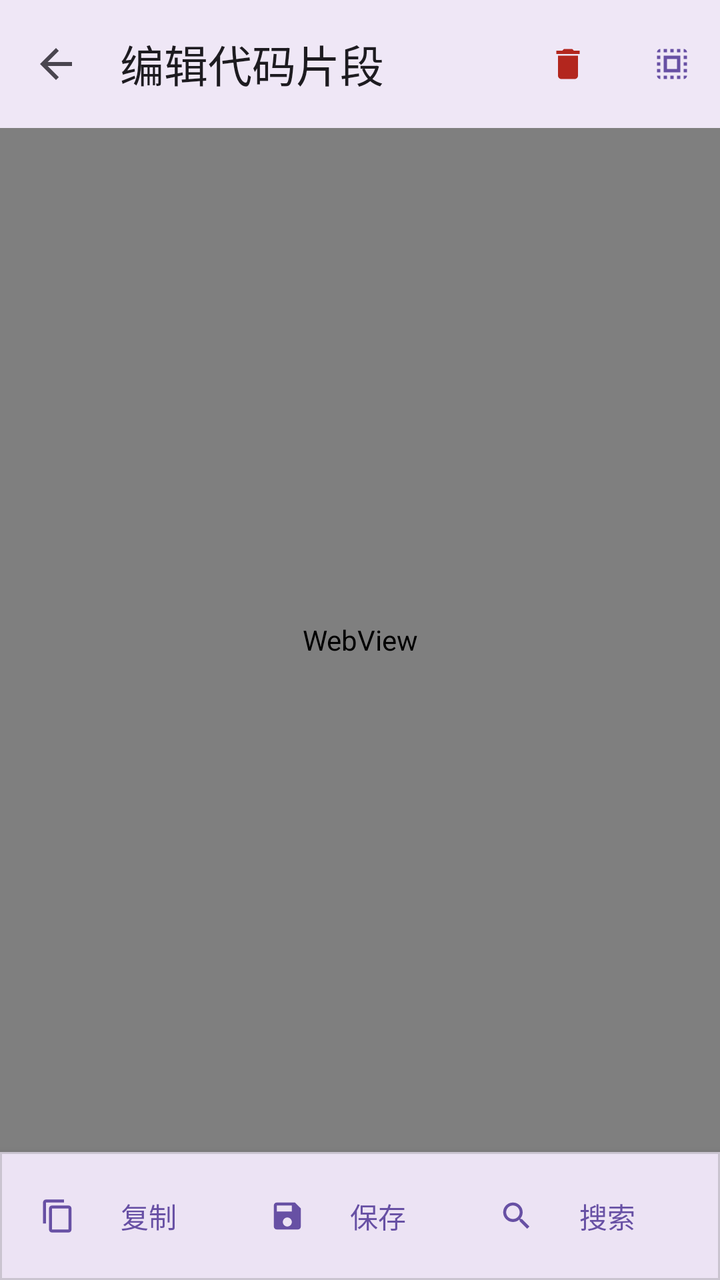
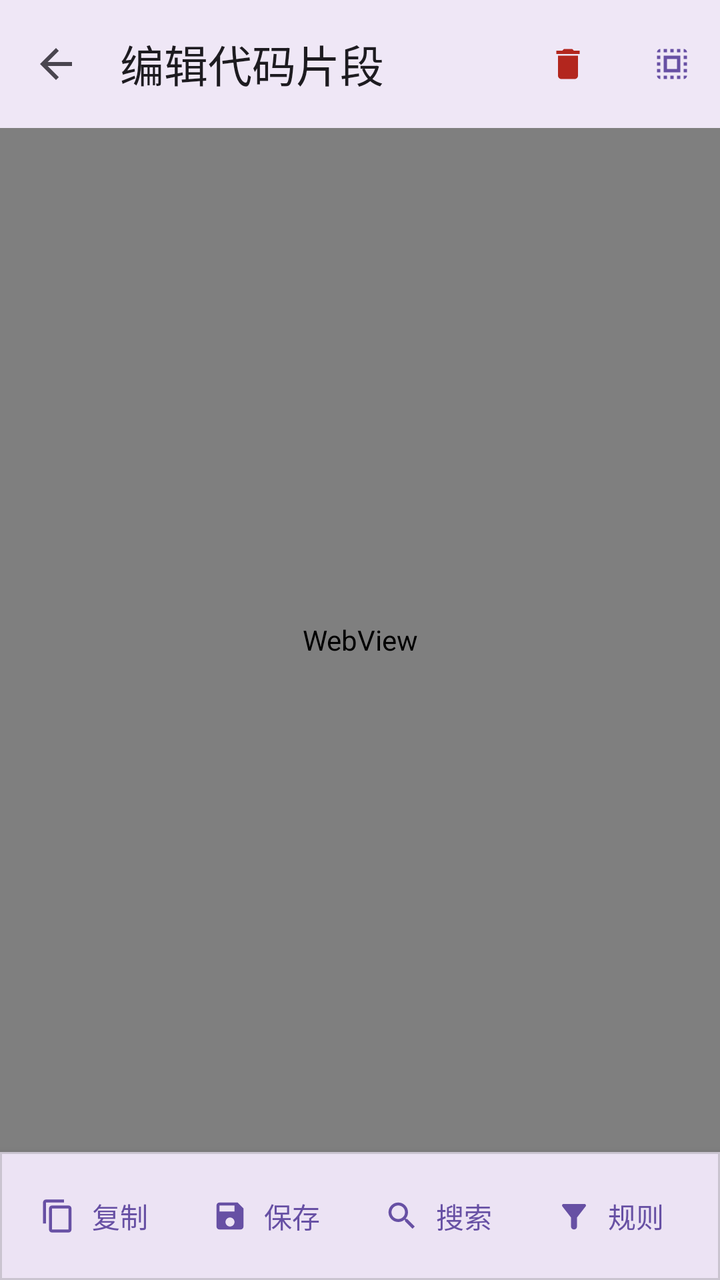

Screens rendered from an Android XML layout before and after an edit, with the pre-edit source and the edit as a unified diff.
<!-- AndroidManifest.xml: application theme AppTheme -->
<!-- res/layout/fragment_snippet_editor.xml -->
<?xml version="1.0" encoding="utf-8"?>
<androidx.coordinatorlayout.widget.CoordinatorLayout xmlns:android="http://schemas.android.com/apk/res/android"
    xmlns:app="http://schemas.android.com/apk/res-auto"
    xmlns:tools="http://schemas.android.com/tools"
    android:layout_width="match_parent"
    android:layout_height="match_parent">

    <LinearLayout
        android:layout_width="match_parent"
        android:layout_height="match_parent"
        android:orientation="vertical">

        <com.google.android.material.appbar.MaterialToolbar
            android:id="@+id/toolbar"
            android:layout_width="match_parent"
            android:layout_height="?attr/actionBarSize"
            android:background="?attr/colorSurface"
            android:elevation="4dp"
            app:navigationIcon="@drawable/ic_arrow_back"
            app:title="编辑代码片段"
            app:titleTextColor="?attr/colorOnSurface">

            <com.google.android.material.button.MaterialButton
                android:id="@+id/btnSelectAll"
                style="@style/Widget.Material3.Button.IconButton"
                android:layout_width="wrap_content"
                android:layout_height="wrap_content"
                android:layout_gravity="end"
                android:layout_marginEnd="0dp"
                android:contentDescription="全选"
                app:icon="@drawable/ic_select_all" />

            <com.google.android.material.button.MaterialButton
                android:id="@+id/btnDelete"
                style="@style/Widget.Material3.Button.IconButton"
                android:layout_width="wrap_content"
                android:layout_height="wrap_content"
                android:layout_gravity="end"
                android:layout_marginEnd="4dp"
                android:contentDescription="删除"
                app:icon="@drawable/ic_delete"
                app:iconTint="?attr/colorError" />
        </com.google.android.material.appbar.MaterialToolbar>

        <com.google.android.material.progressindicator.LinearProgressIndicator
            android:id="@+id/progressBar"
            android:layout_width="match_parent"
            android:layout_height="wrap_content"
            android:indeterminate="true"
            android:visibility="gone"
            tools:visibility="visible" />

        <FrameLayout
            android:id="@+id/webViewContainer"
            android:layout_width="match_parent"
            android:layout_height="0dp"
            android:layout_weight="1"
            android:clickable="true">

            <WebView
                android:id="@+id/webView"
                android:layout_width="match_parent"
                android:layout_height="match_parent"
                android:background="#282a36" />

            <com.google.android.material.card.MaterialCardView
                android:id="@+id/searchBar"
                android:layout_width="match_parent"
                android:layout_height="wrap_content"
                android:layout_gravity="top"
                android:layout_margin="8dp"
                android:visibility="gone"
                app:cardElevation="4dp"
                app:cardCornerRadius="8dp">

                <LinearLayout
                    android:layout_width="match_parent"
                    android:layout_height="wrap_content"
                    android:orientation="horizontal"
                    android:padding="8dp"
                    android:gravity="center_vertical">

                    <com.google.android.material.textfield.TextInputLayout
                        android:id="@+id/searchInputLayout"
                        style="@style/Widget.Material3.TextInputLayout.OutlinedBox.Dense"
                        android:layout_width="0dp"
                        android:layout_height="wrap_content"
                        android:layout_weight="1"
                        android:hint="搜索"
                        app:boxCornerRadiusTopStart="4dp"
                        app:boxCornerRadiusTopEnd="4dp"
                        app:boxCornerRadiusBottomStart="4dp"
                        app:boxCornerRadiusBottomEnd="4dp"
                        app:endIconMode="clear_text">

                        <com.google.android.material.textfield.TextInputEditText
                            android:id="@+id/searchInput"
                            android:layout_width="match_parent"
                            android:layout_height="wrap_content"
                            android:imeOptions="actionSearch"
                            android:inputType="text"
                            android:maxLines="1"
                            android:textSize="14sp" />
                    </com.google.android.material.textfield.TextInputLayout>

                    <com.google.android.material.button.MaterialButton
                        android:id="@+id/btnPrevMatch"
                        style="@style/Widget.Material3.Button.IconButton"
                        android:layout_width="wrap_content"
                        android:layout_height="wrap_content"
                        android:contentDescription="上一个"
                        app:icon="@drawable/ic_arrow_up" />

                    <com.google.android.material.button.MaterialButton
                        android:id="@+id/btnNextMatch"
                        style="@style/Widget.Material3.Button.IconButton"
                        android:layout_width="wrap_content"
                        android:layout_height="wrap_content"
                        android:contentDescription="下一个"
                        app:icon="@drawable/ic_arrow_down" />

                    <com.google.android.material.button.MaterialButton
                        android:id="@+id/btnCloseSearch"
                        style="@style/Widget.Material3.Button.IconButton"
                        android:layout_width="wrap_content"
                        android:layout_height="wrap_content"
                        android:contentDescription="关闭"
                        app:icon="@drawable/ic_close" />
                </LinearLayout>
            </com.google.android.material.card.MaterialCardView>
        </FrameLayout>

        <com.google.android.material.card.MaterialCardView
            android:layout_width="match_parent"
            android:layout_height="wrap_content"
            android:layout_margin="0dp"
            app:cardElevation="8dp"
            app:cardCornerRadius="0dp">

            <LinearLayout
                android:layout_width="match_parent"
                android:layout_height="wrap_content"
                android:orientation="horizontal"
                android:padding="8dp"
                android:gravity="center">

                <com.google.android.material.button.MaterialButton
                    android:id="@+id/btnCopy"
                    style="@style/Widget.Material3.Button.TextButton.Icon"
                    android:layout_width="0dp"
                    android:layout_height="wrap_content"
                    android:layout_weight="1"
                    android:text="复制"
                    app:icon="@drawable/ic_content_copy" />

                <com.google.android.material.button.MaterialButton
                    android:id="@+id/btnSave"
                    style="@style/Widget.Material3.Button.TextButton.Icon"
                    android:layout_width="0dp"
                    android:layout_height="wrap_content"
                    android:layout_weight="1"
                    android:text="保存"
                    app:icon="@drawable/ic_save" />

                <com.google.android.material.button.MaterialButton
                    android:id="@+id/btnSearch"
                    style="@style/Widget.Material3.Button.TextButton.Icon"
                    android:layout_width="0dp"
                    android:layout_height="wrap_content"
                    android:layout_weight="1"
                    android:text="搜索"
                    app:icon="@drawable/ic_search" />
            </LinearLayout>
        </com.google.android.material.card.MaterialCardView>
    </LinearLayout>

</androidx.coordinatorlayout.widget.CoordinatorLayout>
<!-- resources referenced by this layout -->
<resources>
  <!-- drawable ic_arrow_back (drawable) -->
  <vector xmlns:android="http://schemas.android.com/apk/res/android"
      android:width="24dp"
      android:height="24dp"
      android:viewportWidth="24"
      android:viewportHeight="24">
      <path
          android:fillColor="?attr/colorControlNormal"
          android:pathData="M20,11H7.83l5.59,-5.59L12,4l-8,8 8,8 1.41,-1.41L7.83,13H20v-2z"/>
  </vector>
  <!-- drawable ic_arrow_down (drawable) -->
  <vector xmlns:android="http://schemas.android.com/apk/res/android"
      android:width="24dp"
      android:height="24dp"
      android:viewportWidth="24"
      android:viewportHeight="24">
      <path
          android:fillColor="?attr/colorControlNormal"
          android:pathData="M7.41,8.59L12,13.17l4.59,-4.58L18,10l-6,6 -6,-6 1.41,-1.41z"/>
  </vector>
  <!-- drawable ic_arrow_up (drawable) -->
  <vector xmlns:android="http://schemas.android.com/apk/res/android"
      android:width="24dp"
      android:height="24dp"
      android:viewportWidth="24"
      android:viewportHeight="24">
      <path
          android:fillColor="?attr/colorControlNormal"
          android:pathData="M7.41,15.41L12,10.83l4.59,4.58L18,14l-6,-6 -6,6z"/>
  </vector>
  <!-- drawable ic_close (drawable) -->
  <vector xmlns:android="http://schemas.android.com/apk/res/android"
      android:width="24dp"
      android:height="24dp"
      android:viewportWidth="24"
      android:viewportHeight="24">
      <path
          android:fillColor="?attr/colorControlNormal"
          android:pathData="M19,6.41L17.59,5 12,10.59 6.41,5 5,6.41 10.59,12 5,17.59 6.41,19 12,13.41 17.59,19 19,17.59 13.41,12z"/>
  </vector>
  <!-- drawable ic_content_copy (drawable) -->
  <vector xmlns:android="http://schemas.android.com/apk/res/android"
      android:width="24dp"
      android:height="24dp"
      android:viewportWidth="24"
      android:viewportHeight="24">
      <path
          android:fillColor="?attr/colorControlNormal"
          android:pathData="M16,1L4,1c-1.1,0 -2,0.9 -2,2v14h2L4,3h12L16,1zM19,5L8,5c-1.1,0 -2,0.9 -2,2v14c0,1.1 0.9,2 2,2h11c1.1,0 2,-0.9 2,-2L21,7c0,-1.1 -0.9,-2 -2,-2zM19,21L8,21L8,7h11v14z"/>
  </vector>
  <!-- drawable ic_delete (drawable) -->
  <vector xmlns:android="http://schemas.android.com/apk/res/android"
      android:width="24dp"
      android:height="24dp"
      android:viewportWidth="24"
      android:viewportHeight="24"
      android:tint="?attr/colorError">
      <path
          android:fillColor="@android:color/white"
          android:pathData="M6 19c0 1.1.9 2 2 2h8c1.1 0 2-.9 2-2V7H6v12zM19 4h-3.5l-1-1h-5l-1 1H5v2h14V4z"/>
  </vector>
  <!-- drawable ic_save (drawable) -->
  <vector xmlns:android="http://schemas.android.com/apk/res/android"
      android:width="24dp"
      android:height="24dp"
      android:viewportWidth="24"
      android:viewportHeight="24">
      <path
          android:fillColor="?attr/colorControlNormal"
          android:pathData="M17,3L5,3c-1.11,0 -2,0.9 -2,2v14c0,1.1 0.89,2 2,2h14c1.1,0 2,-0.9 2,-2L21,7l-4,-4zM12,19c-1.66,0 -3,-1.34 -3,-3s1.34,-3 3,-3 3,1.34 3,3 -1.34,3 -3,3zM15,9L5,9L5,5h10v4z"/>
  </vector>
  <style name="AppTheme" parent="Base.AppTheme" />
  <style name="Base.AppTheme" parent="Theme.Material3.DayNight.NoActionBar">
      
      
    </style>
  <!-- unchanged entries left out for length: 2 -->
</resources>

<!-- the commit's change to res/layout/fragment_snippet_editor.xml (unified diff, before → after) -->
@@ -170,6 +170,15 @@
                     android:layout_weight="1"
                     android:text="搜索"
                     app:icon="@drawable/ic_search" />
+
+                <com.google.android.material.button.MaterialButton
+                    android:id="@+id/btnRule"
+                    style="@style/Widget.Material3.Button.TextButton.Icon"
+                    android:layout_width="0dp"
+                    android:layout_height="wrap_content"
+                    android:layout_weight="1"
+                    android:text="规则"
+                    app:icon="@drawable/ic_rule" />
             </LinearLayout>
         </com.google.android.material.card.MaterialCardView>
     </LinearLayout>
<!-- resource entries referenced after the edit -->
@@ -61,6 +61,18 @@
           android:fillColor="@android:color/white"
           android:pathData="M6 19c0 1.1.9 2 2 2h8c1.1 0 2-.9 2-2V7H6v12zM19 4h-3.5l-1-1h-5l-1 1H5v2h14V4z"/>
   </vector>
+  <!-- drawable ic_rule (drawable) -->
+  <?xml version="1.0" encoding="utf-8"?>
+  <vector xmlns:android="http://schemas.android.com/apk/res/android"
+      android:width="24dp"
+      android:height="24dp"
+      android:viewportWidth="24"
+      android:viewportHeight="24"
+      android:tint="?attr/colorControlNormal">
+      <path
+          android:fillColor="@android:color/white"
+          android:pathData="M4.25,5.61C6.27,8.2,10,13,10,13v6C10,20.1,10.9,21,12,21s2-0.9,2-2v-6c0,0,3.72,-4.8,5.74,-7.39C20.25,4.95,19.83,4,19,4H5C4.17,4,3.75,4.95,4.25,5.61z" />
+  </vector>
   <!-- drawable ic_save (drawable) -->
   <vector xmlns:android="http://schemas.android.com/apk/res/android"
       android:width="24dp"
